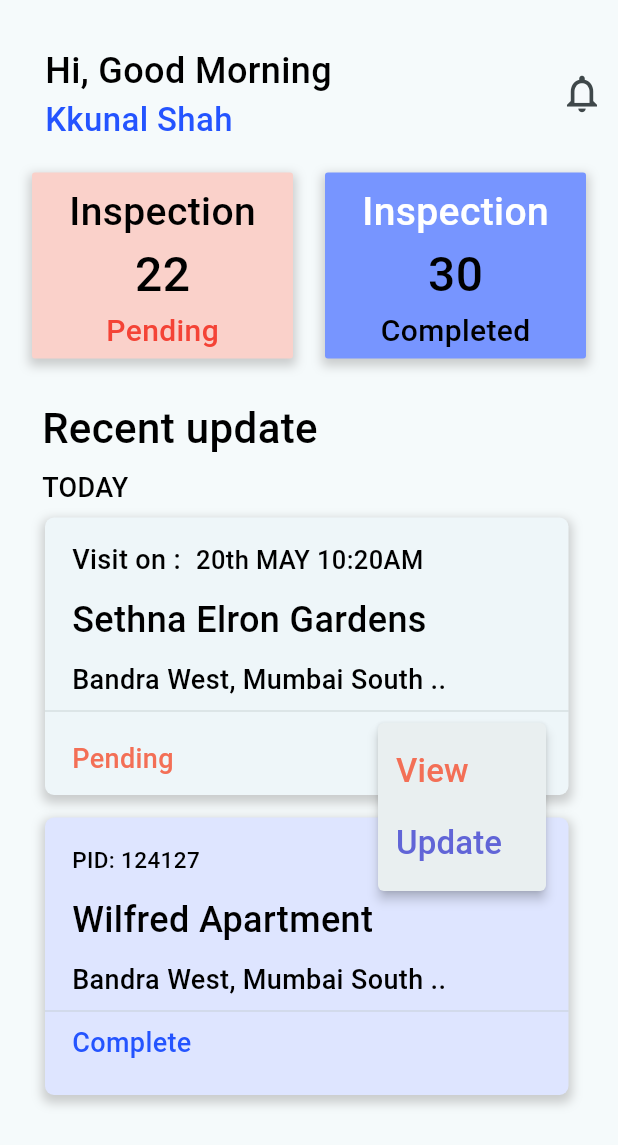
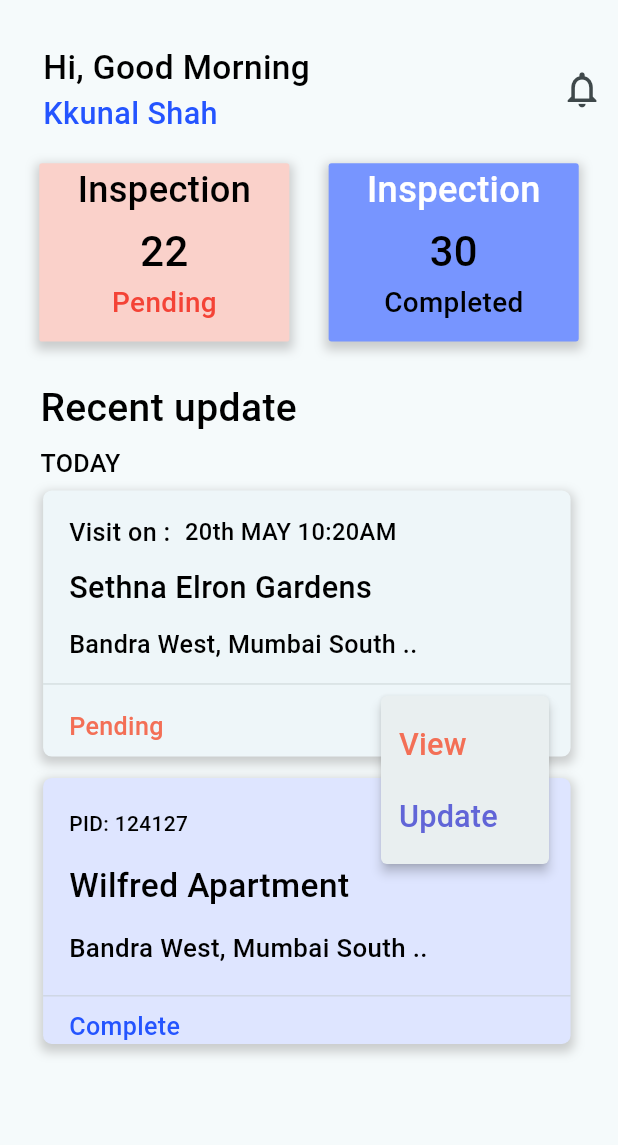
Before and after one commit to deepoza14/distressed_property, a Flutter app: the HomePage screen opened directly, after a tap on the "keyboard control" icon, on a phone screen of 412 x 824 dp. Shown: the top 1145 px of the screen. Run offline on Flutter 3.47's test engine with Material 2 defaults, Android fonts, the phone set to English and light mode, and no system bars; our stand-ins replace file_picker, firebase_auth, firebase_core, firebase_storage, pinput, sms_autofill; accounts and stored records are empty; Roboto replaces fonts that are missing (Metropolis, Montserrat).

Commit message:
init commit

```diff
--- a/analysis_options.yaml
+++ b/analysis_options.yaml
@@ -7,7 +7,6 @@
 
 # The following line activates a set of recommended lints for Flutter apps,
 # packages, and plugins designed to encourage good coding practices.
-include: package:flutter_lints/flutter.yaml
 
 linter:
   # The lint rules applied to this project can be customized in the
--- a/lib/main.dart
+++ b/lib/main.dart
@@ -1,4 +1,5 @@
 import 'package:distressed_property/firebase_options.dart';
+import 'package:distressed_property/screens/login_screen.dart';
 import 'package:distressed_property/screens/splash_screen.dart';
 import 'package:firebase_core/firebase_core.dart';
 import 'package:flutter/material.dart';
@@ -36,7 +37,7 @@ class MyApp extends StatelessWidget {
         colorScheme: ColorScheme.fromSeed(seedColor: Colors.white),
         useMaterial3: true,
       ),
-      home: const SplashScreen(),
+      home:  LoginScreen(),
     );
   }
 }
--- a/lib/screens/homepage.dart
+++ b/lib/screens/homepage.dart
@@ -3,25 +3,25 @@ import 'package:distressed_property/theme/textstyle.dart';
 import 'package:distressed_property/widgets/bottom_sheet.dart';
 import 'package:flutter/material.dart';
 
-class HomePage extends StatefulWidget {
-  const HomePage({super.key});
-
-  @override
-  State<HomePage> createState() => _HomePageState();
-}
-
-class _HomePageState extends State<HomePage> {
+class HomePage extends StatelessWidget {
   @override
   Widget build(BuildContext context) {
     return Scaffold(
       body: SafeArea(
-        child: SingleChildScrollView(
+        child: LayoutBuilder(
+          builder: (context, constraints) {
+            double baseWidth = 430;
+            double screenWidth = constraints.maxWidth;
+            double w = screenWidth / baseWidth;
+            double ww = w * 0.97;
+
+            return SingleChildScrollView(
               child: Column(
                 mainAxisAlignment: MainAxisAlignment.start,
                 crossAxisAlignment: CrossAxisAlignment.start,
                 children: [
                   Padding(
-                padding: const EdgeInsets.only(left: 30, top: 30),
+                    padding: EdgeInsets.only(left: 30 * w, top: 30 * w),
                     child: Row(
                       mainAxisAlignment: MainAxisAlignment.spaceBetween,
                       children: [
@@ -33,14 +33,14 @@ class _HomePageState extends State<HomePage> {
                               Text(
                                 "Hi, Good Morning",
                                 style: editTextStyle(
-                                fontSize: 24,
+                                    fontSize: 24 * ww,
                                     fontWeight: FontWeight.w500,
                                     color: Colors.black),
                               ),
                               Text(
                                 "Kkunal Shah",
                                 style: editTextStyle(
-                                fontSize: 22,
+                                    fontSize: 22 * ww,
                                     fontWeight: FontWeight.w500,
                                     color: const Color(0xff2454FF)),
                               )
@@ -49,25 +49,25 @@ class _HomePageState extends State<HomePage> {
                         ),
                         IconButton(
                             onPressed: () {},
-                        icon: const Icon(
+                            icon: Icon(
                               Icons.notifications_none,
-                          size: 30,
+                              size: 30 * w,
                             ))
                       ],
                     ),
                   ),
-              const SizedBox(
-                height: 20,
+                  SizedBox(
+                    height: 20 * w,
                   ),
                   Row(
                     mainAxisAlignment: MainAxisAlignment.spaceEvenly,
                     children: [
                       Container(
-                    width: 174,
-                    height: 124,
+                        width: 174 * w,
+                        height: 124 * w,
                         decoration: BoxDecoration(
                           color: const Color(0xffFAD1CA),
-                      borderRadius: const BorderRadius.all(Radius.circular(2)),
+                          borderRadius: BorderRadius.all(Radius.circular(2 * w)),
                           boxShadow: [
                             BoxShadow(
                               color: Colors.grey.withOpacity(0.5),
@@ -80,36 +80,39 @@ class _HomePageState extends State<HomePage> {
                         ),
                         child: Column(
                           children: [
-                        const SizedBox(
-                          height: 8,
-                        ),
-                        Text(
+                            Expanded(
+                              child: Text(
                                 "Inspection",
                                 style: editTextStyle(
-                              fontSize: 26,
+                                    fontSize: 26 * ww,
                                     fontWeight: FontWeight.w500,
                                     color: Colors.black),
                               ),
-                        Text(
+                            ),
+                            Expanded(
+                              child: Text(
                                 "22",
                                 style: editTextStyle(
-                              fontSize: 32,
+                                    fontSize: 30 * ww,
                                     fontWeight: FontWeight.w500,
                                     color: Colors.black),
                               ),
-                        Text(
+                            ),
+                            Expanded(
+                              child: Text(
                                 "Pending",
                                 style: editTextStyle(
-                              fontSize: 20,
+                                    fontSize: 20 * ww,
                                     fontWeight: FontWeight.w500,
                                     color: Colors.red),
+                              ),
                             )
                           ],
                         ),
                       ),
                       Container(
-                    width: 174,
-                    height: 124,
+                        width: 174 * w,
+                        height: 124 * w,
                         decoration: BoxDecoration(
                           color: const Color(0xff7795ff),
                           borderRadius: const BorderRadius.all(Radius.circular(2)),
@@ -125,29 +128,32 @@ class _HomePageState extends State<HomePage> {
                         ),
                         child: Column(
                           children: [
-                        const SizedBox(
-                          height: 8,
-                        ),
-                        Text(
+                            Expanded(
+                              child: Text(
                                 "Inspection",
                                 style: editTextStyle(
-                              fontSize: 26,
+                                    fontSize: 26 * ww,
                                     fontWeight: FontWeight.w500,
                                     color: Colors.white),
                               ),
-                        Text(
+                            ),
+                            Expanded(
+                              child: Text(
                                 "30",
                                 style: editTextStyle(
-                              fontSize: 32,
+                                    fontSize: 30 * ww,
                                     fontWeight: FontWeight.w500,
                                     color: Colors.black),
                               ),
-                        Text(
+                            ),
+                            Expanded(
+                              child: Text(
                                 "Completed",
                                 style: editTextStyle(
-                              fontSize: 20,
+                                    fontSize: 20 * ww,
                                     fontWeight: FontWeight.w500,
                                     color: Colors.black),
+                              ),
                             )
                           ],
                         ),
@@ -155,116 +161,118 @@ class _HomePageState extends State<HomePage> {
                     ],
                   ),
                   Padding(
-                padding: const EdgeInsets.only(left: 28, top: 26),
+                    padding: EdgeInsets.only(left: 28 * w, top: 26 * w),
                     child: Text(
                       "Recent update",
                       style: editMetropolisTextStyle(
-                      fontSize: 28,
+                          fontSize: 28 * ww,
                           fontWeight: FontWeight.w500,
                           color: Colors.black),
                     ),
                   ),
                   Padding(
-                padding: const EdgeInsets.only(left: 28, top: 7),
+                    padding: EdgeInsets.only(left: 28 * w, top: 7 * w),
                     child: Text(
                       "TODAY",
                       style: editMetropolisTextStyle(
-                      fontSize: 18,
+                          fontSize: 18 * ww,
                           fontWeight: FontWeight.w500,
                           color: Colors.black),
                     ),
                   ),
-              ListView(
-                shrinkWrap: true,
-                children: [
                   Padding(
-                    padding: const EdgeInsets.only(left: 30, right: 33, top: 7),
+                    padding: EdgeInsets.only(left: 30 * w, right: 33 * w, top: 7 * w),
                     child: Container(
-                      height: 185,
-                      width: 368,
+                      height: 185 * w,
+                      width: double.infinity,
                       decoration: BoxDecoration(
-                          borderRadius:
-                              const BorderRadius.all(Radius.circular(6)),
+                          borderRadius: BorderRadius.all(Radius.circular(6 * w)),
                           color: const Color(0xFFEEF6F9),
                           boxShadow: [
                             BoxShadow(
                               color: Colors.grey.withOpacity(0.5),
                               spreadRadius: 2,
                               blurRadius: 5,
-                              offset: const Offset(
-                                  0, 3), // changes position of shadow
+                              offset: const Offset(0, 3), // changes position of shadow
                             ),
                           ]),
                       child: Column(
                         mainAxisAlignment: MainAxisAlignment.start,
                         crossAxisAlignment: CrossAxisAlignment.start,
                         children: [
-                          Padding(
-                            padding: const EdgeInsets.only(left: 18, top: 15),
+                          Expanded(
+                            child: Padding(
+                              padding: EdgeInsets.only(left: 18 * w, top: 15 * w),
                               child: Row(
                                 children: [
                                   Text(
                                     "Visit on :",
                                     style: editMetropolisTextStyle(
-                                      fontSize: 18,
+                                        fontSize: 18 * ww,
                                         fontWeight: FontWeight.w500,
                                         color: Colors.black),
                                   ),
-                                const SizedBox(
-                                  width: 10,
+                                  SizedBox(
+                                    width: 10 * w,
                                   ),
                                   Text(
                                     "20th MAY 10:20AM",
                                     style: editMetropolisTextStyle(
-                                      fontSize: 17,
+                                        fontSize: 17 * ww,
                                         fontWeight: FontWeight.w500,
                                         color: Colors.black),
                                   )
                                 ],
                               ),
                             ),
-                          Padding(
-                            padding: const EdgeInsets.only(left: 18, top: 10),
+                          ),
+                          Expanded(
+                            child: Padding(
+                              padding: EdgeInsets.only(left: 18 * w, top: 10 * w),
                               child: Text(
                                 "Sethna Elron Gardens",
                                 style: editMetropolisTextStyle(
-                                  fontSize: 24,
+                                    fontSize: 22 * ww,
                                     fontWeight: FontWeight.w500,
                                     color: Colors.black),
                               ),
                             ),
-                          Padding(
-                            padding: const EdgeInsets.only(left: 18, top: 10),
+                          ),
+                          Expanded(
+                            child: Padding(
+                              padding: EdgeInsets.only(left: 18 * w, top: 10 * w),
                               child: Text(
                                 "Bandra West, Mumbai South ..",
                                 style: editMetropolisTextStyle(
-                                  fontSize: 18,
+                                    fontSize: 18 * ww,
                                     fontWeight: FontWeight.w500,
                                     color: Colors.black),
+                              ),
                             ),
                           ),
                           const Divider(
                             thickness: 0.5,
                           ),
-                          Row(
+                          Expanded(
+                            child: Row(
                               mainAxisAlignment: MainAxisAlignment.spaceBetween,
                               children: [
                                 Padding(
-                                padding: const EdgeInsets.only(left: 18),
+                                  padding: EdgeInsets.only(left: 18 * w),
                                   child: Text(
                                     "Pending",
                                     style: editTextStyle(
-                                      fontSize: 18,
+                                        fontSize: 18 * ww,
                                         fontWeight: FontWeight.w500,
                                         color: const Color(0xffF36F56)),
                                   ),
                                 ),
                                 Row(
                                   children: [
-                                  const Icon(Icons.phone_outlined),
+                                    Icon(Icons.phone_outlined),
                                     Padding(
-                                    padding: const EdgeInsets.only(
-                                        left: 18, right: 15),
+                                      padding: EdgeInsets.only(
+                                          left: 18 * w, right: 15 * w),
                                       child: PopupMenuButton(
                                         itemBuilder: (context) => [
                                           PopupMenuItem(
@@ -281,10 +289,11 @@ class _HomePageState extends State<HomePage> {
                                                   Text(
                                                     "View",
                                                     style: editTextStyle(
-                                                    fontSize: 22,
-                                                    fontWeight: FontWeight.w500,
-                                                    color:
-                                                        const Color(0xffF36F56),
+                                                      fontSize: 22 * ww,
+                                                      fontWeight:
+                                                      FontWeight.w500,
+                                                      color: const Color(
+                                                          0xffF36F56),
                                                     ),
                                                   ),
                                                 ],
@@ -305,10 +314,15 @@ class _HomePageState extends State<HomePage> {
                                                   Text(
                                                     "Update",
                                                     style: editTextStyle(
-                                                    fontSize: 22,
-                                                    fontWeight: FontWeight.w500,
-                                                    color: const Color.fromRGBO(
-                                                        97, 101, 215, 1.0),
+                                                      fontSize: 22 * ww,
+                                                      fontWeight:
+                                                      FontWeight.w500,
+                                                      color:
+                                                      const Color.fromRGBO(
+                                                          97,
+                                                          101,
+                                                          215,
+                                                          1.0),
                                                     ),
                                                   ),
                                                 ],
@@ -324,20 +338,19 @@ class _HomePageState extends State<HomePage> {
                                   ],
                                 ),
                               ],
+                            ),
                           )
                         ],
                       ),
                     ),
                   ),
                   Padding(
-                    padding:
-                        const EdgeInsets.only(left: 30, right: 33, top: 15),
+                    padding: EdgeInsets.only(left: 30*w, right: 33*w, top: 15*w),
                     child: Container(
-                      height: 185,
-                      width: 368,
+                      height: 185*w,
+                      width: 368*w,
                       decoration: BoxDecoration(
-                          borderRadius:
-                              const BorderRadius.all(Radius.circular(6)),
+                          borderRadius: BorderRadius.all(Radius.circular(6*w)),
                           color: const Color.fromRGBO(222, 229, 255, 1.0),
                           boxShadow: [
                             BoxShadow(
@@ -352,59 +365,66 @@ class _HomePageState extends State<HomePage> {
                         mainAxisAlignment: MainAxisAlignment.start,
                         crossAxisAlignment: CrossAxisAlignment.start,
                         children: [
-                          Padding(
-                            padding: const EdgeInsets.only(
-                                left: 18, top: 15, right: 18),
+                          Expanded(
+                            child: Padding(
+                              padding:  EdgeInsets.only(
+                                  left: 18*w, top: 15*w, right: 18*w),
                               child: Row(
-                              mainAxisAlignment: MainAxisAlignment.spaceBetween,
+                                mainAxisAlignment:
+                                MainAxisAlignment.spaceBetween,
                                 children: [
                                   Text(
                                     "PID: 124127",
                                     style: editTextStyle(
-                                      fontSize: 15,
+                                        fontSize: 15*ww,
                                         fontWeight: FontWeight.w500,
                                         color: Colors.black),
                                   ),
                                   Text(
                                     "Approved",
                                     style: editMetropolisTextStyle(
-                                      fontSize: 18,
+                                        fontSize: 18*ww,
                                         fontWeight: FontWeight.w500,
-                                      color:
-                                          const Color.fromRGBO(40, 180, 70, 1)),
+                                        color: const Color.fromRGBO(
+                                            40, 180, 70, 1)),
                                   ),
                                 ],
                               ),
                             ),
-                          Padding(
-                            padding: const EdgeInsets.only(left: 18, top: 10),
+                          ),
+                          Expanded(
+                            child: Padding(
+                              padding:  EdgeInsets.only(left: 18*w, top: 10*w),
                               child: Text(
                                 "Wilfred Apartment",
                                 style: editMetropolisTextStyle(
-                                  fontSize: 24,
+                                    fontSize: 24*ww,
                                     fontWeight: FontWeight.w500,
                                     color: Colors.black),
                               ),
                             ),
-                          Padding(
-                            padding: const EdgeInsets.only(left: 18, top: 10),
+                          ),
+                          Expanded(
+                            child: Padding(
+                              padding:  EdgeInsets.only(left: 18*w, top: 10*w),
                               child: Text(
                                 "Bandra West, Mumbai South ..",
                                 style: editMetropolisTextStyle(
-                                  fontSize: 18,
+                                    fontSize: 18*w,
                                     fontWeight: FontWeight.w500,
                                     color: Colors.black),
+                              ),
                             ),
                           ),
                           const Divider(
                             thickness: 0.5,
                           ),
                           Padding(
-                            padding: const EdgeInsets.only(left: 18),
+                            padding:  EdgeInsets.only(left: 18*w),
                             child: Text(
                               "Complete",
                               style: editTextStyle(
-                                  fontSize: 18,
+                                  fontSize: 18*ww,
                                   fontWeight: FontWeight.w500,
                                   color: const Color(0xff2454ff)),
                             ),
@@ -413,10 +433,13 @@ class _HomePageState extends State<HomePage> {
                       ),
                     ),
                   ),
-                ],
-              )
+                  SizedBox(
+                    height: 25,
+                  ),
                 ],
               ),
+            );
+          },
         ),
       ),
     );
--- a/lib/screens/mainscreen.dart
+++ b/lib/screens/mainscreen.dart
@@ -15,7 +15,7 @@ class MainAppScreenState extends State<MainAppScreen> {
   int _currentIndex = 0;
 
   final List<Widget> _screens = [
-    const HomePage(),
+     HomePage(),
     const PendingScreen(),
     const CompleteScreen(),
     const ProfileScreen(),
--- a/lib/screens/splash_screen.dart
+++ b/lib/screens/splash_screen.dart
@@ -28,7 +28,7 @@ class _SplashScreenState extends State<SplashScreen> {
           context, MaterialPageRoute(builder: (context) => const MainAppScreen()));
     } else {
       Navigator.pushReplacement(context,
-          MaterialPageRoute(builder: (context) => const LoginScreen()));
+          MaterialPageRoute(builder: (context) =>  LoginScreen()));
     }
   }
 
```
Also changed, not shown: lib/screens/login_screen.dart (+52 -31 lines), lib/screens/otp_screen.dart (+46 -37 lines), assets/images/1024.png (deleted). Lines whose indentation alone changed are shown as unchanged.
